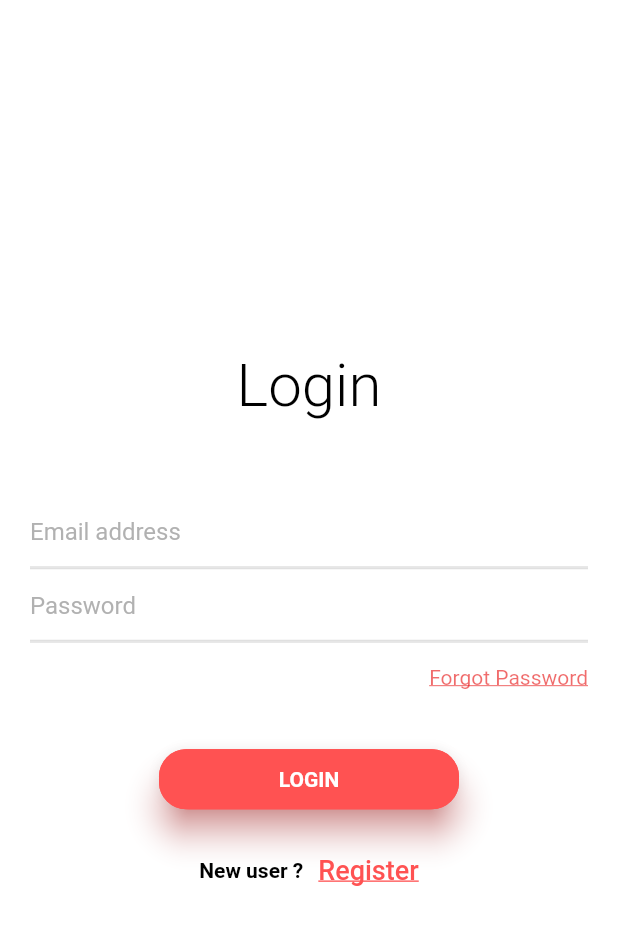
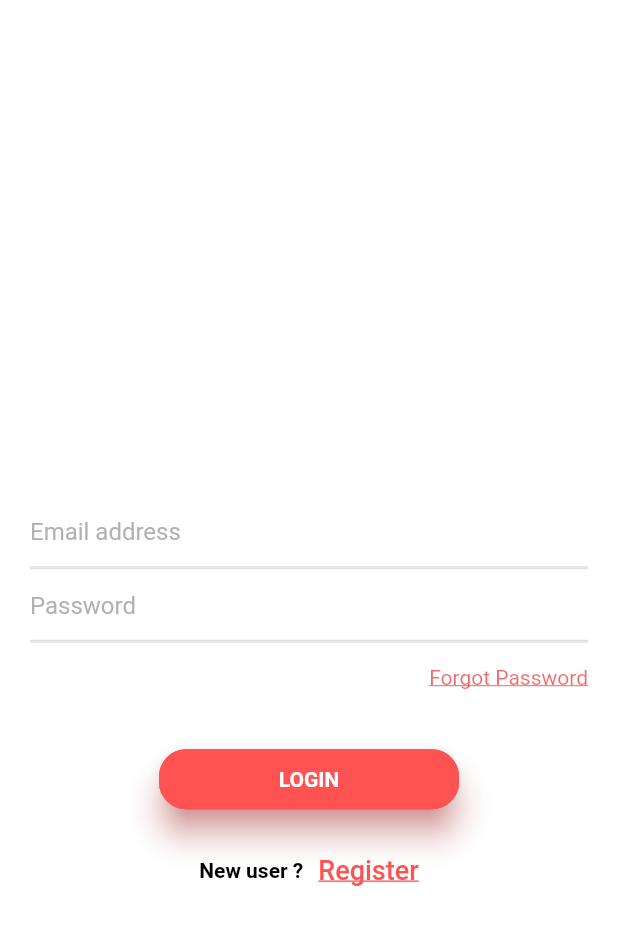
Before and after one commit to MOKSHA22/Login-App-with-Splash-Screen, a Flutter app: the LoginPage screen opened directly, on a phone screen of 412 x 824 dp. Shown: the top 925 px of the screen. Run offline on Flutter 3.47's test engine with Material 2 defaults, Android fonts, the phone set to English and light mode, and no system bars; our stand-ins replace font_awesome_flutter, page_transition, simple_animations; Roboto replaces fonts that are missing (Open_sans).

Commit message:
Update login_page.dart

```diff
--- a/lib/login_and_registration/login_page.dart
+++ b/lib/login_and_registration/login_page.dart
@@ -30,7 +30,7 @@ class _LoginPageState extends State<LoginPage> {
           // Padding(padding: EdgeInsets.only(left: 10.0)),
           FadeAnimation(1.2, Text("Login",
             textAlign: TextAlign.center,
-            style: TextStyle(color: Colors.black,
+            style: TextStyle(color: Colors.white,
               fontFamily: 'Open_sans',
               fontSize: 40,
               fontWeight: FontWeight.w300,
```
